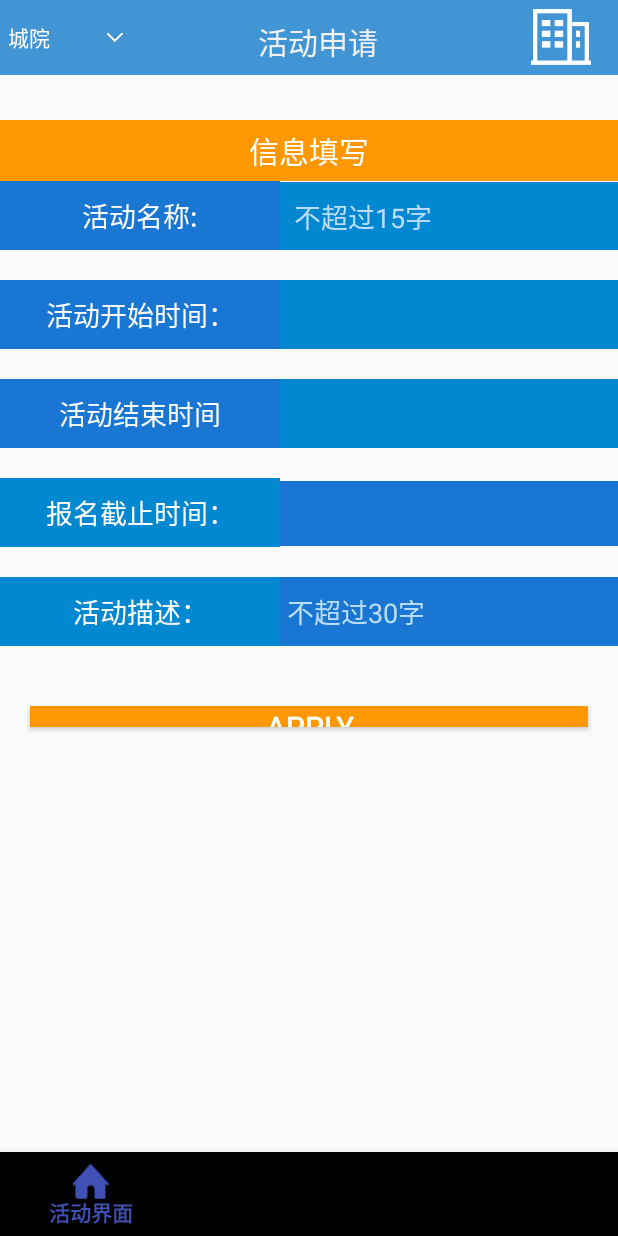
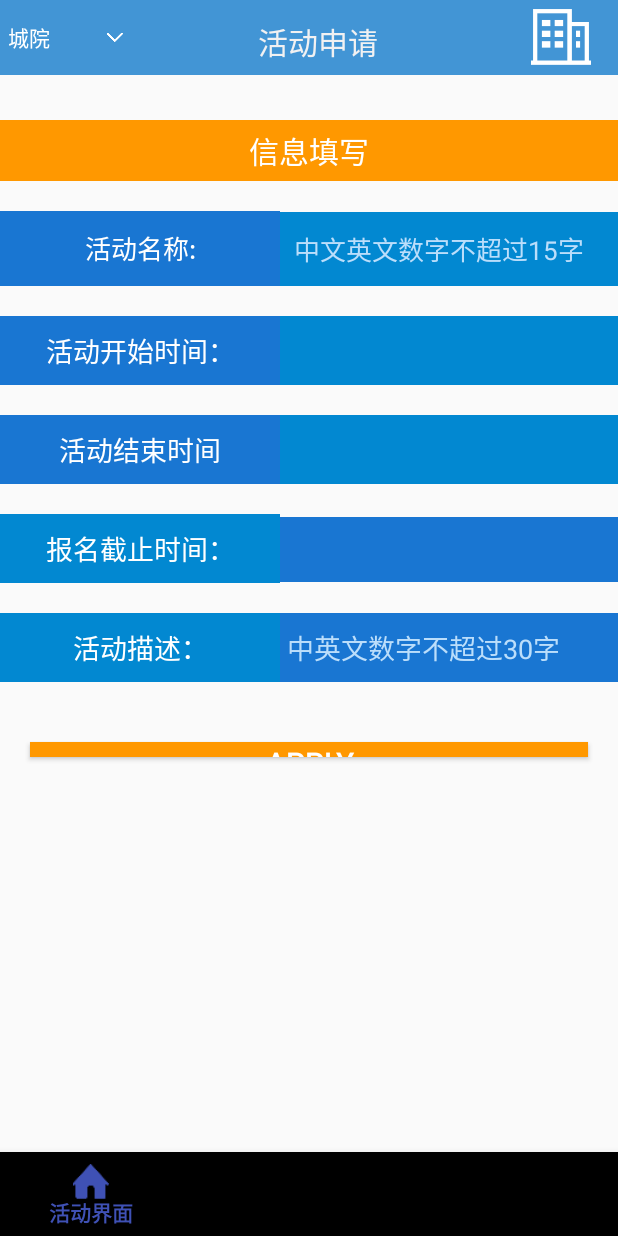
Before and after one commit to YiQunSheng/Campaigo, an Android app: the fragment applyFragment placed in its activity, on a phone screen of 412 x 824 dp. Run offline under Robolectric (Android 15) with nearby library versions, the phone set to English and light mode, and no system bars.

Commit message:
更新了登陆用户名的判断，申请活动用户名的判断

```diff
--- a/app/src/main/java/com/example/admin/campaigo/ui/activity/login_Activity.java
+++ b/app/src/main/java/com/example/admin/campaigo/ui/activity/login_Activity.java
@@ -28,6 +28,7 @@ import java.io.IOException;
 import java.io.InputStream;
 import java.net.HttpURLConnection;
 import java.net.URL;
+import java.util.regex.Pattern;
 
 import okhttp3.Call;
 import okhttp3.OkHttpClient;
@@ -39,6 +40,7 @@ import okhttp3.Response;
  */
 
 public class login_Activity extends AppCompatActivity implements View.OnClickListener{
+    public static final String REGEX_USERNAME ="^[A-Za-z0-9]+";//利用正则表达式，规定只能是字母
     static String DOMIN = "http://115.159.55.118/";
     final String myUrl = "http://115.159.55.118/login?un=31501337&pw=MTIzNDU2";
     TextView responseText;
@@ -140,10 +142,10 @@ public class login_Activity extends AppCompatActivity implements View.OnClickLis
     }
     //这两个不用调用，是判断输入用的.Name=1~8,Passwd<16
     public boolean isNameValied(String name) {
-        return (name.length() > 0&&name.length()<9);
+        return (name.length() > 5&&name.length()<9&&(Pattern.matches(REGEX_USERNAME,name)));
     }
     private boolean isPasswdValied(String passwd) {
-        return (passwd.length() > 0&&passwd.length()<16);
+        return (passwd.length() >=6&&passwd.length()<=15&&(Pattern.matches(REGEX_USERNAME,passwd)));
     }
     private void UserJsontoPreference(String UserJson) {
         SharedPreferences.Editor editor = getSharedPreferences("user_Info", MODE_PRIVATE).edit();
--- a/app/src/main/java/com/example/admin/campaigo/ui/fragment/applyFragment.java
+++ b/app/src/main/java/com/example/admin/campaigo/ui/fragment/applyFragment.java
@@ -34,6 +34,7 @@ package com.example.admin.campaigo.ui.fragment;
         import java.text.SimpleDateFormat;
         import java.util.Calendar;
         import java.util.Locale;
+        import java.util.regex.Pattern;
 
         import okhttp3.Call;
         import okhttp3.Response;
@@ -45,6 +46,7 @@ package com.example.admin.campaigo.ui.fragment;
  */
 
 public class applyFragment extends Fragment {
+    public static final String REGEX_USERNAME ="^[A-Za-z0-9\u4e00-\u9fa5]+";//利用正则表达式，规定只能是字母，数字，中文
     @Nullable
     String DOMIN = "http://115.159.55.118/campaign/ask?id=";
     String url;
@@ -204,7 +206,7 @@ public class applyFragment extends Fragment {
         return json;
     }
     private boolean isNameValied(String name) {
-        return (name.length() > 0&&name.length()<16);
+        return (name.length() > 0&&name.length()<16&&(Pattern.matches(REGEX_USERNAME,name)));
     }
     private boolean isStartValied(String start) {
         return start.length() > 0;
@@ -216,7 +218,7 @@ public class applyFragment extends Fragment {
         return endead.length() > 0;
     }
     private boolean isdescribeValied(String describe) {
-        return (describe.length() > 0&&describe.length()<=30);
+        return (describe.length() > 0&&describe.length()<=30&&(Pattern.matches(REGEX_USERNAME,describe)));
     }
     private String getUserId() {
         String UserJson = UserPreferencetoJson();
--- a/app/src/main/res/layout/fragment_apply.xml
+++ b/app/src/main/res/layout/fragment_apply.xml
@@ -6,6 +6,7 @@
         layout="@layout/apply_title_bar"/>
 
     <TextView
+        android:layout_marginBottom="20dp"
         android:padding="5dp"
         android:background="#FF9800"
         android:textColor="@color/white"
@@ -32,8 +33,8 @@
                 android:text="活动名称:"
                 android:gravity="center"
                 android:layout_width="0dp"
-                android:layout_height="wrap_content"
-                android:textSize="18dp"
+                android:layout_height="50dp"
+                android:textSize="17dp"
                 android:padding="9dp"
                 android:background="#1976D2"
                 android:textColor="@color/white"
@@ -41,15 +42,15 @@
                 />
 
             <EditText
-                android:hint="不超过15字"
+                android:hint="中文英文数字不超过15字"
                 android:textColorHint="@color/primary_light"
                 android:maxLines="1"
                 android:id="@+id/edit_apply_name"
                 android:text=""
                 android:layout_weight="3"
                 android:layout_width="0dp"
-                android:layout_height="wrap_content"
-                android:textSize="18dp"
+                android:layout_height="50dp"
+                android:textSize="17dp"
                 android:padding="9dp"
                 android:background="#0288D1"
                 android:textColor="@color/white" />
@@ -165,7 +166,7 @@
                 />
 
             <EditText
-                android:hint=" 不超过30字"
+                android:hint=" 中英文数字不超过30字"
                 android:textColorHint="@color/primary_light"
                 android:maxLines="1"
                 android:id="@+id/edit_apply_describe"
```
Also changed, not shown: app/src/main/res/layout/activity_login.xml (+8 -1 lines), 1 other file.
